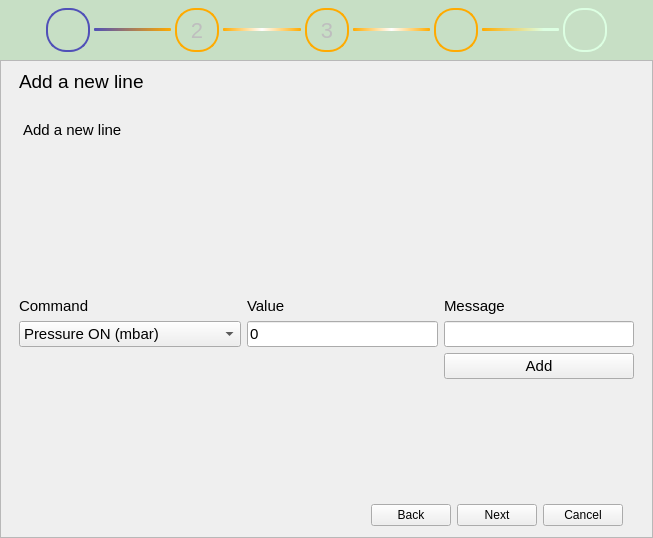
The window that apps/Lab-on-a-tip/macroWizard.ui (bellonemauro/Labonatip2.0) describes before a commit, drawn with Qt 5.
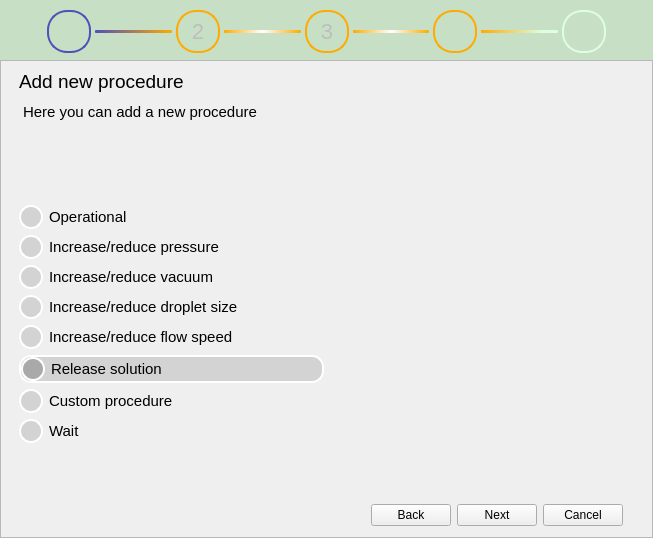
The same window after the commit. The open tabs and pages were chosen to show the change. Icons and pictures are not drawn.

Commit message: a little bit of work on the wizard

```diff
--- a/apps/Lab-on-a-tip/macroWizard.ui
+++ b/apps/Lab-on-a-tip/macroWizard.ui
@@ -13,6 +13,35 @@
   <property name="windowTitle">
    <string>Protocol wizard</string>
   </property>
+  <property name="styleSheet">
+   <string notr="true">QRadioButton {
+    background-color:       transparent;
+    color:                  black;
+    font-size: 15px;
+}
+
+QRadioButton::checked {
+    background-color:       lightgrey;
+    border:                 2px solid white;
+    border-radius:          12px;
+}
+
+QRadioButton::indicator {
+    width:                  20px;
+    height:                 20px;
+    border-radius:          12px;
+}
+
+QRadioButton::indicator:checked {
+    background-color:       darkgrey;
+    border:                 2px solid white;
+}
+
+QRadioButton::indicator:unchecked {
+    background-color:       lightgrey;
+    border:                 2px solid white;
+}</string>
+  </property>
   <layout class="QGridLayout" name="gridLayout">
    <property name="leftMargin">
     <number>0</number>
@@ -914,6 +943,189 @@
           </layout>
          </widget>
          <widget class="QWidget" name="page_5">
+          <layout class="QGridLayout" name="gridLayout_20">
+           <property name="bottomMargin">
+            <number>0</number>
+           </property>
+           <item row="5" column="0">
+            <widget class="QRadioButton" name="radioButton_2">
+             <property name="text">
+              <string>Increase/reduce vacuum</string>
+             </property>
+            </widget>
+           </item>
+           <item row="14" column="0" colspan="2">
+            <widget class="QGroupBox" name="groupBox_9">
+             <property name="maximumSize">
+              <size>
+               <width>16777215</width>
+               <height>45</height>
+              </size>
+             </property>
+             <property name="styleSheet">
+              <string notr="true">QGroupBox {
+    border: 2px solid transparent;
+}</string>
+             </property>
+             <property name="title">
+              <string/>
+             </property>
+             <layout class="QGridLayout" name="gridLayout_19">
+              <property name="bottomMargin">
+               <number>0</number>
+              </property>
+              <item row="0" column="2">
+               <widget class="QPushButton" name="pushButton_next5">
+                <property name="text">
+                 <string>Next</string>
+                </property>
+               </widget>
+              </item>
+              <item row="0" column="3">
+               <widget class="QPushButton" name="pushButton_cancel5">
+                <property name="text">
+                 <string>Cancel</string>
+                </property>
+               </widget>
+              </item>
+              <item row="0" column="1">
+               <widget class="QPushButton" name="pushButton_back5">
+                <property name="text">
+                 <string>Back</string>
+                </property>
+               </widget>
+              </item>
+              <item row="0" column="0">
+               <spacer name="horizontalSpacer_11">
+                <property name="orientation">
+                 <enum>Qt::Horizontal</enum>
+                </property>
+                <property name="sizeHint" stdset="0">
+                 <size>
+                  <width>40</width>
+                  <height>20</height>
+                 </size>
+                </property>
+               </spacer>
+              </item>
+             </layout>
+            </widget>
+           </item>
+           <item row="0" column="0">
+            <widget class="QLabel" name="label_21">
+             <property name="font">
+              <font>
+               <pointsize>14</pointsize>
+              </font>
+             </property>
+             <property name="text">
+              <string>Add new procedure</string>
+             </property>
+            </widget>
+           </item>
+           <item row="8" column="0">
+            <widget class="QRadioButton" name="radioButton_init_stand_2">
+             <property name="text">
+              <string>Release solution</string>
+             </property>
+             <property name="checked">
+              <bool>true</bool>
+             </property>
+            </widget>
+           </item>
+           <item row="4" column="0">
+            <widget class="QRadioButton" name="radioButton_3">
+             <property name="text">
+              <string>Increase/reduce pressure</string>
+             </property>
+            </widget>
+           </item>
+           <item row="9" column="0">
+            <widget class="QRadioButton" name="radioButton_4">
+             <property name="text">
+              <string>Custom procedure</string>
+             </property>
+            </widget>
+           </item>
+           <item row="6" column="0">
+            <widget class="QRadioButton" name="radioButton_init_custom_2">
+             <property name="text">
+              <string>Increase/reduce droplet size</string>
+             </property>
+            </widget>
+           </item>
+           <item row="7" column="0">
+            <widget class="QRadioButton" name="radioButton">
+             <property name="text">
+              <string>Increase/reduce flow speed</string>
+             </property>
+            </widget>
+           </item>
+           <item row="3" column="0">
+            <widget class="QRadioButton" name="radioButton_init_oper_2">
+             <property name="text">
+              <string>Operational</string>
+             </property>
+            </widget>
+           </item>
+           <item row="1" column="0" colspan="2">
+            <widget class="QPlainTextEdit" name="plainTextEdit_7">
+             <property name="sizePolicy">
+              <sizepolicy hsizetype="Expanding" vsizetype="Expanding">
+               <horstretch>0</horstretch>
+               <verstretch>0</verstretch>
+              </sizepolicy>
+             </property>
+             <property name="maximumSize">
+              <size>
+               <width>16777215</width>
+               <height>100</height>
+              </size>
+             </property>
+             <property name="font">
+              <font>
+               <pointsize>11</pointsize>
+              </font>
+             </property>
+             <property name="styleSheet">
+              <string notr="true">QPlainTextEdit {
+    background-color: transparent;
+    /*background-image: url(draft.png);*/
+    background-attachment: scroll;
+}</string>
+             </property>
+             <property name="frameShape">
+              <enum>QFrame::NoFrame</enum>
+             </property>
+             <property name="plainText">
+              <string>Here you can add a new procedure
+</string>
+             </property>
+            </widget>
+           </item>
+           <item row="11" column="0">
+            <spacer name="verticalSpacer_12">
+             <property name="orientation">
+              <enum>Qt::Vertical</enum>
+             </property>
+             <property name="sizeHint" stdset="0">
+              <size>
+               <width>20</width>
+               <height>40</height>
+              </size>
+             </property>
+            </spacer>
+           </item>
+           <item row="10" column="0">
+            <widget class="QRadioButton" name="radioButton_5">
+             <property name="text">
+              <string>Wait</string>
+             </property>
+            </widget>
+           </item>
+          </layout>
+         </widget>
+         <widget class="QWidget" name="page_6">
           <layout class="QGridLayout" name="gridLayout_13">
            <property name="bottomMargin">
             <number>0</number>
```
Left out of the diff: 258 changed lines with no effect on the pictures. The commit also changes 6 other files.
